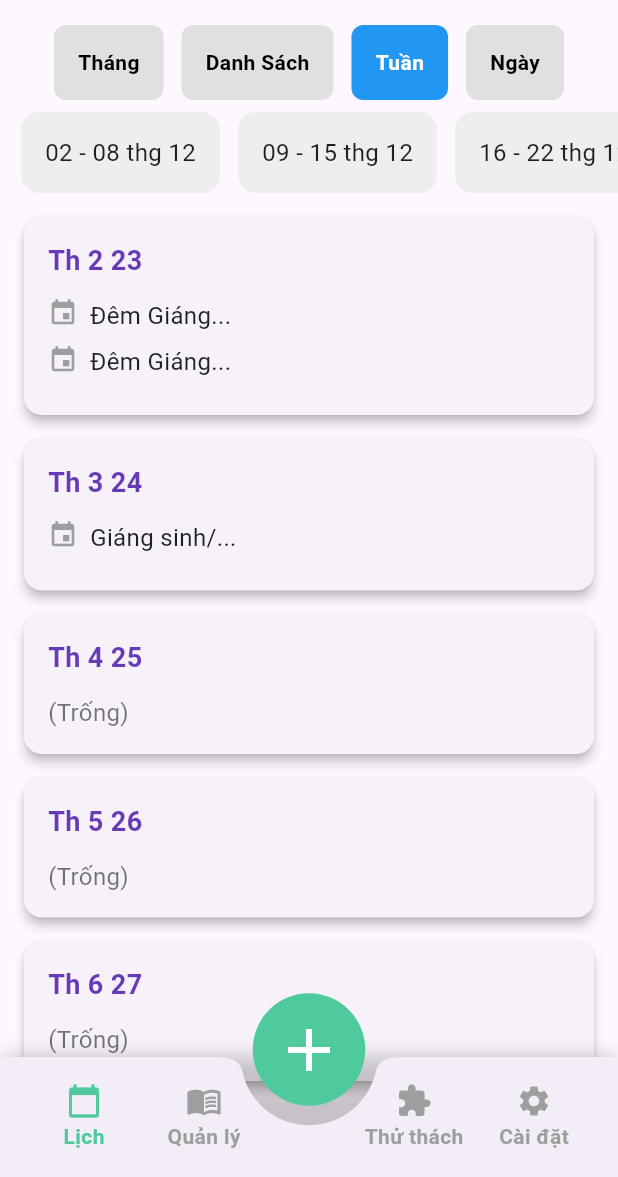
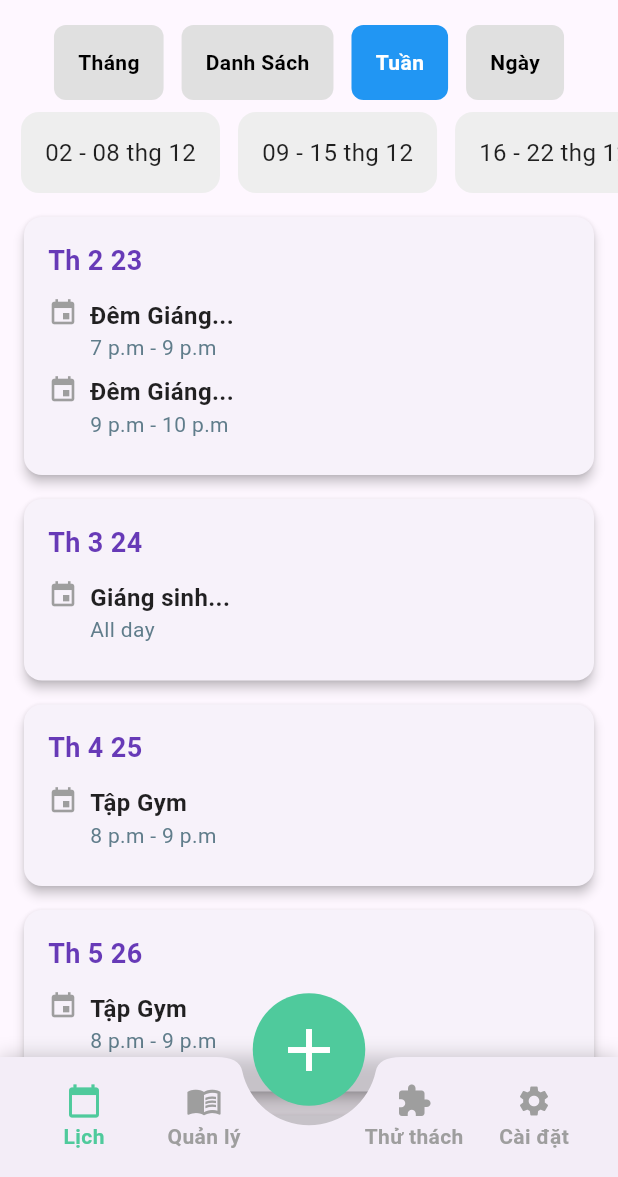
Before and after one commit to nguyentrong3114/appreminder, a Flutter app: the screen it shows after launch, after a tap on "Danh Sách", after a tap on "Tuần", on a phone screen of 412 x 824 dp, the part 59-1236 px from its top. Run offline on Flutter 3.47's test engine with Material 3 defaults, Android fonts, the phone set to English and light mode, and no system bars.

```diff
--- a/lib/main.dart
+++ b/lib/main.dart
@@ -21,6 +21,8 @@ void main() async {
 }
 
 class MainScreen extends StatefulWidget {
+  const MainScreen({super.key});
+
   @override
   _MainScreenState createState() => _MainScreenState();
 }
@@ -61,7 +63,7 @@ class _MainScreenState extends State<MainScreen> {
           child: BottomAppBar(
             notchMargin: 8.0,
             shape: CircularNotchedRectangle(),
-            child: Container(
+            child: SizedBox(
               height: 70,
               child: Row(
                 mainAxisAlignment: MainAxisAlignment.spaceAround,
--- a/lib/views/add_challenge_screen.dart
+++ b/lib/views/add_challenge_screen.dart
@@ -2,6 +2,8 @@ import 'package:flutter/material.dart';
 import 'add_regular_habit_screen.dart';
 
 class AddChallengeScreen extends StatelessWidget {
+  const AddChallengeScreen({super.key});
+
   @override
   Widget build(BuildContext context) {
     return Scaffold(
@@ -119,7 +121,7 @@ class OptionTile extends StatelessWidget {
   final String title;
   final VoidCallback onTap;
 
-  const OptionTile({
+  const OptionTile({super.key,
     required this.icon,
     required this.title,
     required this.onTap,
@@ -166,7 +168,7 @@ class CategoryCard extends StatelessWidget {
   final String title;
   final Color color;
 
-  const CategoryCard({
+  const CategoryCard({super.key,
     required this.imagePath,
     required this.title,
     required this.color,
--- a/lib/views/widgets/Home/week_selector.dart
+++ b/lib/views/widgets/Home/week_selector.dart
@@ -50,7 +50,7 @@ class _WeekSelectorState extends State<WeekSelector> {
                 widget.weeks[index],
                 style: TextStyle(
                   color: isSelected ? Colors.white : Colors.black87,
-                  fontSize: 16, // Chỉnh font to hơn một chút
+                  fontSize: 16,
                   fontWeight: isSelected ? FontWeight.bold : FontWeight.normal,
                 ),
               ),
--- a/lib/views/widgets/Home/week_view_calendar.dart
+++ b/lib/views/widgets/Home/week_view_calendar.dart
@@ -6,13 +6,41 @@ class WeekView extends StatelessWidget {
   @override
   Widget build(BuildContext context) {
     final days = [
-      {'day': 'Th 2 23', 'events': ['Đêm Giáng...', 'Đêm Giáng...']},
-      {'day': 'Th 3 24', 'events': ['Giáng sinh/...']},
-      {'day': 'Th 4 25', 'events': ['']},
-      {'day': 'Th 5 26', 'events': ['']},
-      {'day': 'Th 6 27', 'events': ['']},
-      {'day': 'Th 7 28', 'events': ['']},
-      {'day': 'CN 29', 'events': ['']},
+      {
+        'day': 'Th 2 23',
+        'events': ['Đêm Giáng...', 'Đêm Giáng...'],
+        'time': ['7 p.m - 9 p.m', '9 p.m - 10 p.m'],
+      },
+      {
+        'day': 'Th 3 24',
+        'events': ['Giáng sinh...'],
+        'time': ['All day'],
+      },
+      {
+        'day': 'Th 4 25',
+        'events': ['Tập Gym'],
+        'time': ['8 p.m - 9 p.m'],
+      },
+      {
+        'day': 'Th 5 26',
+        'events': ['Tập Gym'],
+        'time': ['8 p.m - 9 p.m'],
+      },
+      {
+        'day': 'Th 6 27',
+        'events': ['Tập Gym'],
+        'time': ['8 p.m - 9 p.m'],
+      },
+      {
+        'day': 'Th 7 28',
+        'events': ['Tập Gym'],
+        'time': ['8 p.m - 9 p.m'],
+      },
+      {
+        'day': 'CN 29',
+        'events': ['Tập Gym'],
+        'time': ['8 p.m - 9 p.m'],
+      },
     ];
 
     return ListView.builder(
@@ -21,7 +49,13 @@ class WeekView extends StatelessWidget {
         final dayData = days[index];
         final dayName = dayData['day'] as String;
         final events = dayData['events'] as List<String>;
-        // Lọc bỏ các event rỗng để hiển thị
+
+        final times =
+            (dayData['time'] as List<dynamic>?)
+                ?.map((e) => e.toString())
+                .toList() ??
+            [];
+
         final validEvents = events.where((e) => e.trim().isNotEmpty).toList();
 
         return Card(
@@ -45,9 +79,11 @@ class WeekView extends StatelessWidget {
                   ),
                 ),
                 const SizedBox(height: 12),
-                // Hiển thị danh sách sự kiện nếu có, ngược lại hiện "(Trống)"
+
                 if (validEvents.isNotEmpty)
-                  ...validEvents.map((event) => Padding(
+                  Column(
+                    children: List.generate(validEvents.length, (i) {
+                      return Padding(
                         padding: const EdgeInsets.only(bottom: 8.0),
                         child: Row(
                           crossAxisAlignment: CrossAxisAlignment.start,
@@ -59,17 +95,35 @@ class WeekView extends StatelessWidget {
                             ),
                             const SizedBox(width: 8),
                             Expanded(
-                              child: Text(
-                                event,
-                                style: const TextStyle(
-                                  fontSize: 16,
-                                  color: Colors.black87,
-                                ),
+                              child: Column(
+                                crossAxisAlignment: CrossAxisAlignment.start,
+                                children: [
+                                  Text(
+                                    validEvents[i],
+                                    style: const TextStyle(
+                                      fontSize: 16,
+                                      fontWeight: FontWeight.bold,
+                                      color: Colors.black87,
+                                    ),
+                                  ),
+                                  if (i <
+                                      times
+                                          .length) // Kiểm tra nếu có thời gian tương ứng
+                                    Text(
+                                      times[i],
+                                      style: const TextStyle(
+                                        fontSize: 14,
+                                        color: Colors.blueGrey,
+                                      ),
+                                    ),
+                                ],
                               ),
                             ),
                           ],
                         ),
-                      ))
+                      );
+                    }),
+                  )
                 else
                   const Text(
                     '(Trống)',
```
